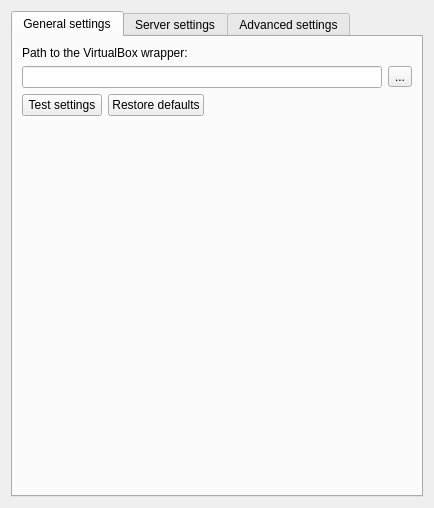
Before: the Qt Designer form gns3/modules/virtualbox/ui/virtualbox_preferences_page.ui in GNS3/gns3-gui, drawn with Qt 5.
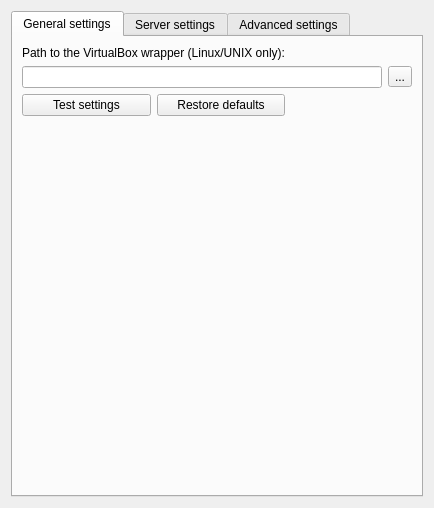
After: the same form once the commit is applied.

Commit message: Remove privileged access checks for Dynamips.

Patch:
```diff
--- a/gns3/modules/virtualbox/ui/virtualbox_preferences_page.ui
+++ b/gns3/modules/virtualbox/ui/virtualbox_preferences_page.ui
@@ -43,7 +43,7 @@
        <item row="2" column="0">
         <widget class="QLabel" name="uiVboxWrapperPathLabel">
          <property name="text">
-          <string>Path to the VirtualBox wrapper:</string>
+          <string>Path to the VirtualBox wrapper (Linux/UNIX only):</string>
          </property>
         </widget>
        </item>
```
